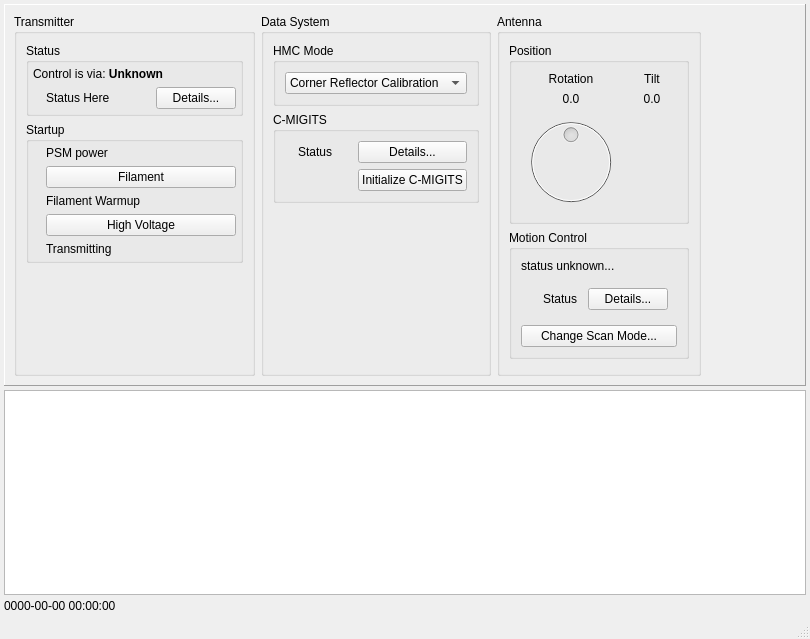
Old version of the form src/hcrgui/HcrGuiMainWindow.ui in the repository NCAR/HCR_instrument.
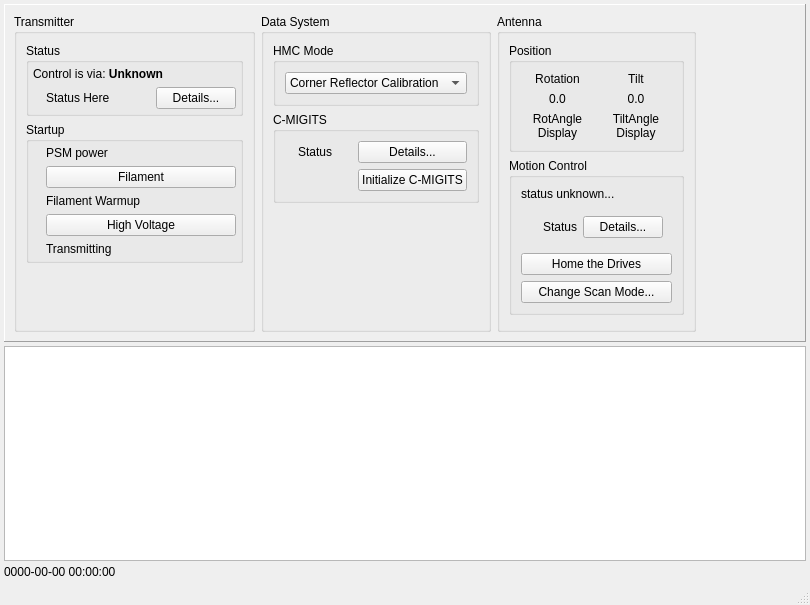
New version of the form. Icons and pictures are not drawn.

The edit to the form file:
```diff
--- a/src/hcrgui/HcrGuiMainWindow.ui
+++ b/src/hcrgui/HcrGuiMainWindow.ui
@@ -7,7 +7,7 @@
     <x>0</x>
     <y>0</y>
     <width>810</width>
-    <height>639</height>
+    <height>605</height>
    </rect>
   </property>
   <property name="windowTitle">
@@ -487,33 +487,7 @@
             <property name="title">
              <string>Position</string>
             </property>
-            <layout class="QGridLayout" name="gridLayout_4">
-             <item row="0" column="1">
-              <widget class="QLabel" name="tiltLabel">
-               <property name="text">
-                <string>Tilt</string>
-               </property>
-               <property name="alignment">
-                <set>Qt::AlignCenter</set>
-               </property>
-              </widget>
-             </item>
-             <item row="1" column="1">
-              <widget class="QLabel" name="tiltValue">
-               <property name="minimumSize">
-                <size>
-                 <width>50</width>
-                 <height>0</height>
-                </size>
-               </property>
-               <property name="text">
-                <string>0.0</string>
-               </property>
-               <property name="alignment">
-                <set>Qt::AlignCenter</set>
-               </property>
-              </widget>
-             </item>
+            <layout class="QGridLayout" name="gridLayout_2">
              <item row="0" column="0">
               <widget class="QLabel" name="rotationLabel">
                <property name="text">
@@ -524,6 +498,16 @@
                </property>
               </widget>
              </item>
+             <item row="0" column="1">
+              <widget class="QLabel" name="tiltLabel">
+               <property name="text">
+                <string>Tilt</string>
+               </property>
+               <property name="alignment">
+                <set>Qt::AlignCenter</set>
+               </property>
+              </widget>
+             </item>
              <item row="1" column="0">
               <widget class="QLabel" name="rotationValue">
                <property name="enabled">
@@ -543,25 +527,41 @@
                </property>
               </widget>
              </item>
+             <item row="1" column="1">
+              <widget class="QLabel" name="tiltValue">
+               <property name="minimumSize">
+                <size>
+                 <width>50</width>
+                 <height>0</height>
+                </size>
+               </property>
+               <property name="text">
+                <string>0.0</string>
+               </property>
+               <property name="alignment">
+                <set>Qt::AlignCenter</set>
+               </property>
+              </widget>
+             </item>
              <item row="2" column="0">
-              <widget class="QDial" name="rotationDial">
-               <property name="enabled">
-                <bool>false</bool>
+              <widget class="QLabel" name="rotAngleDisplay">
+               <property name="text">
+                <string>RotAngle
+Display</string>
                </property>
-               <property name="minimum">
-                <number>-180</number>
+               <property name="alignment">
+                <set>Qt::AlignCenter</set>
                </property>
-               <property name="maximum">
-                <number>180</number>
+              </widget>
+             </item>
+             <item row="2" column="1">
+              <widget class="QLabel" name="tiltAngleDisplay">
+               <property name="text">
+                <string>TiltAngle
+Display</string>
                </property>
-               <property name="tracking">
-                <bool>false</bool>
-               </property>
-               <property name="wrapping">
-                <bool>true</bool>
-               </property>
-               <property name="notchesVisible">
-                <bool>false</bool>
+               <property name="alignment">
+                <set>Qt::AlignCenter</set>
                </property>
               </widget>
              </item>
@@ -632,6 +632,13 @@
                </layout>
               </widget>
              </item>
+             <item>
+              <widget class="QPushButton" name="driveHomeButton">
+               <property name="text">
+                <string>Home the Drives</string>
+               </property>
+              </widget>
+             </item>
              <item>
               <widget class="QPushButton" name="antennaModeButton">
                <property name="text">
```
